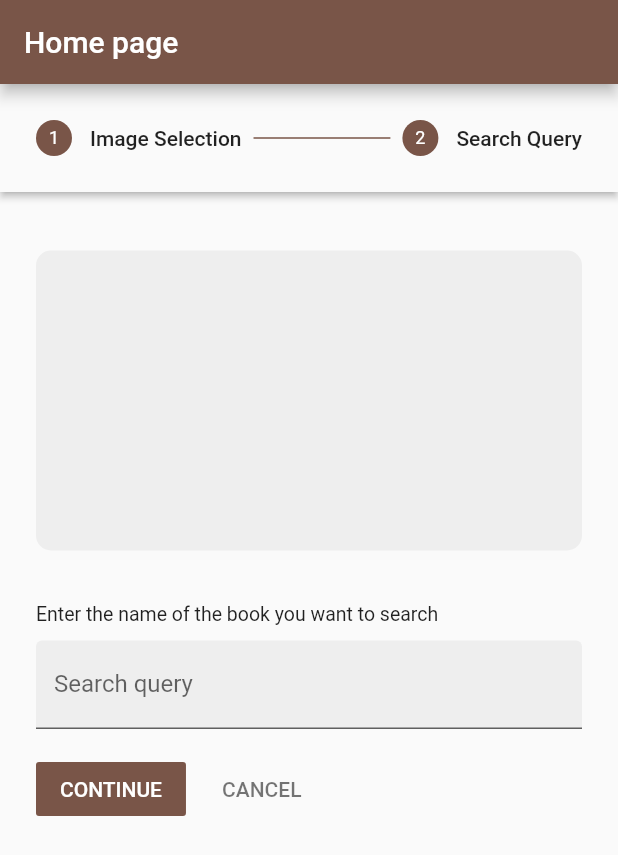
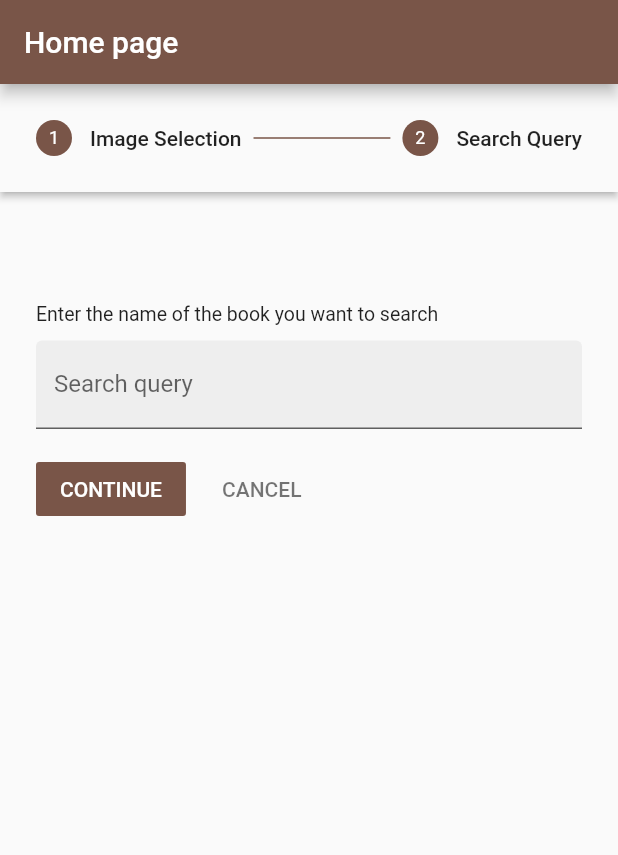
Before and after one commit to Husain-Jinia/Flutter-book-search-digitization, a Flutter app: the HomePage screen opened directly, after a tap on an icon or button, on a phone screen of 412 x 824 dp. Shown: the top 855 px of the screen. Run offline on Flutter 3.47's test engine with Material 2 defaults, Android fonts, the phone set to English and light mode, and no system bars; our stand-ins replace dio, image_picker, shared_preferences; accounts and stored records are empty.

Commit message:
New commit

```diff
--- /dev/null
+++ b/lib/globals.dart
@@ -0,0 +1,14 @@
+import 'package:book_search_digitization/models/image_model.dart';
+
+ImageModel? _userImage;
+var _sessionId;
+
+ImageModel? get userImage => _userImage;
+set userImage(ImageModel? image) {
+  _userImage = image;
+}
+
+dynamic get sessionId => _sessionId;
+set sessionId(id) {
+  _sessionId = id;
+}
--- /dev/null
+++ b/lib/image_notifier.dart
@@ -0,0 +1,10 @@
+import 'package:flutter/cupertino.dart';
+
+class ImageNotifier extends ChangeNotifier {
+  bool _isImageTaken = false;
+  get isImageTaken => _isImageTaken;
+  void toggleImageAvailability(bool imageAvailability) {
+    _isImageTaken = imageAvailability;
+    notifyListeners();
+  }
+}
--- /dev/null
+++ b/lib/models/image_model.dart
@@ -0,0 +1,8 @@
+class ImageModel
+{
+  String id;
+  String timestamp;
+  String image;
+
+  ImageModel(this.id, this.timestamp,this.image);
+}
--- a/lib/screens/home.dart
+++ b/lib/screens/home.dart
@@ -1,8 +1,11 @@
+import 'package:book_search_digitization/api/ml_service.dart';
+import 'package:book_search_digitization/image_notifier.dart';
 import 'package:book_search_digitization/screens/result.dart';
 import 'package:book_search_digitization/widgets/image_field.dart';
 import 'package:book_search_digitization/widgets/search_text_form.dart';
 import 'package:flutter/material.dart';
-
+import 'package:book_search_digitization/globals.dart' as globals;
+import 'package:provider/provider.dart';
 import '../sharedPreferences.dart';
 
 class HomePage extends StatefulWidget {
@@ -13,13 +16,12 @@ class HomePage extends StatefulWidget {
 }
 
 class _HomePageState extends State<HomePage> {
-
   int _index = 0;
   TextEditingController controller = TextEditingController();
 
-    persistSearchQuery()async {
+  persistSearchQuery() async {
     SharedPreferencesService preference = SharedPreferencesService();
-    if(controller.text.isNotEmpty){
+    if (controller.text.isNotEmpty) {
       await preference.saveToSharedPref('search-query', controller.text);
     }
   }
@@ -33,12 +35,15 @@ class _HomePageState extends State<HomePage> {
 
   @override
   Widget build(BuildContext context) {
-    return Scaffold(
+    return
+    // Consumer<ImageNotifier>(
+    //   builder: (context, notifier, child) =>
+      Scaffold(
           appBar: AppBar(
             title: const Text("Home page"),
           ),
           body: Stepper(
-        type:StepperType.horizontal,
+            type: StepperType.horizontal,
             currentStep: _index,
             onStepCancel: () {
               if (_index > 0) {
@@ -52,15 +57,16 @@ class _HomePageState extends State<HomePage> {
                 setState(() {
                   _index += 1;
                 });
-          }else{
+                MLService().uploadImage(globals.userImage);
+                // notifier.toggleImageAvailability(true);
+              } else {
                 if (controller.text.isNotEmpty) {
                   persistSearchQuery();
                   Navigator.push(
                       context,
                       MaterialPageRoute(
                         builder: (BuildContext context) => const ResultPage(),
-                )
-              );
+                      ));
                 }
               }
             },
@@ -72,18 +78,18 @@ class _HomePageState extends State<HomePage> {
             steps: <Step>[
               Step(
                 title: const Text('Image Selection'),
-            isActive: _index>=0,
-            content: const ImageField(),
+                isActive: _index >= 0,
+                content: ImageField(),
               ),
               Step(
                 title: const Text('Search Query'),
-            isActive: _index>=1,
+                isActive: _index >= 1,
                 content: Center(
-              child: SearchTextField(searchController: controller,)
-            ),
+                    child: SearchTextField(searchController: controller)),
               ),
             ],
           )
+          //),
     );
   }
 }
--- a/lib/widgets/search_text_form.dart
+++ b/lib/widgets/search_text_form.dart
@@ -1,7 +1,9 @@
+import 'package:book_search_digitization/image_notifier.dart';
 import 'package:flutter/material.dart';
+import 'package:provider/provider.dart';
+import 'package:book_search_digitization/globals.dart' as globals;
 
 class SearchTextField extends StatefulWidget {
-
   TextEditingController searchController;
 
   SearchTextField({Key? key, required this.searchController}) : super(key: key);
@@ -11,26 +13,37 @@ class SearchTextField extends StatefulWidget {
 }
 
 class _SearchTextFieldState extends State<SearchTextField> {
-
   @override
   Widget build(BuildContext context) {
-    return
-    Column(
+    return Column(
       mainAxisAlignment: MainAxisAlignment.start,
       crossAxisAlignment: CrossAxisAlignment.start,
       children: [
-        const SizedBox(height: 15,),
-        Container(
-          height: 200,
-          width: 400,
-          decoration: BoxDecoration(
-            color: Colors.grey[200],
-            borderRadius: BorderRadius.circular(10)
-          ),
+        const SizedBox(
+          height: 15,
         ),
-        const SizedBox(height: 35,),
-        const Text("Enter the name of the book you want to search", style: TextStyle(fontSize: 13),),
-        const SizedBox(height: 10,),
+        // Consumer<ImageNotifier>(builder: (context, notifier, child) {
+        //   return notifier.isImageTaken
+        //       ? Container(
+        //           height: 200,
+        //           width: 400,
+        //           decoration: BoxDecoration(
+        //               color: Colors.grey[200],
+        //               borderRadius: BorderRadius.circular(10)),
+        //           child: Image(image: AssetImage(globals.userImage!.image)),
+        //         )
+        //       : const SizedBox.shrink();
+        // }),
+        const SizedBox(
+          height: 35,
+        ),
+        const Text(
+          "Enter the name of the book you want to search",
+          style: TextStyle(fontSize: 13),
+        ),
+        const SizedBox(
+          height: 10,
+        ),
         TextFormField(
           controller: widget.searchController,
           decoration: InputDecoration(
@@ -39,10 +52,10 @@ class _SearchTextFieldState extends State<SearchTextField> {
             fillColor: Colors.grey[200],
             filled: true,
           ),
-          validator: (value){
-            if(widget.searchController.text.isEmpty){
+          validator: (value) {
+            if (widget.searchController.text.isEmpty) {
               return "search field cannot be empty";
-            }else{
+            } else {
               return null;
             }
           },
--- a/pubspec.yaml
+++ b/pubspec.yaml
@@ -34,6 +34,10 @@ dependencies:
   # The following adds the Cupertino Icons font to your application.
   # Use with the CupertinoIcons class for iOS style icons.
   cupertino_icons: ^1.0.2
+  image_picker: ^0.8.6
+  dio: ^4.0.6
+  provider: ^6.0.4
+  photo_view: ^0.14.0
 
 dev_dependencies:
   flutter_test:
@@ -45,7 +49,6 @@ dev_dependencies:
   # package. See that file for information about deactivating specific lint
   # rules and activating additional ones.
   flutter_lints: ^2.0.0
-  image_picker: ^0.8.6
   shared_preferences: ^2.0.15
 
 # For information on the generic Dart part of this file, see the
```
Also changed, not shown: lib/Api/ml_service.dart (added, +27 -0 lines), lib/main.dart (+10 -5 lines), lib/screens/result.dart (+115 -67 lines), lib/widgets/image_field.dart (+24 -24 lines), lib/models/image.dart (deleted), pubspec.lock. Lines whose indentation alone changed are shown as unchanged.
